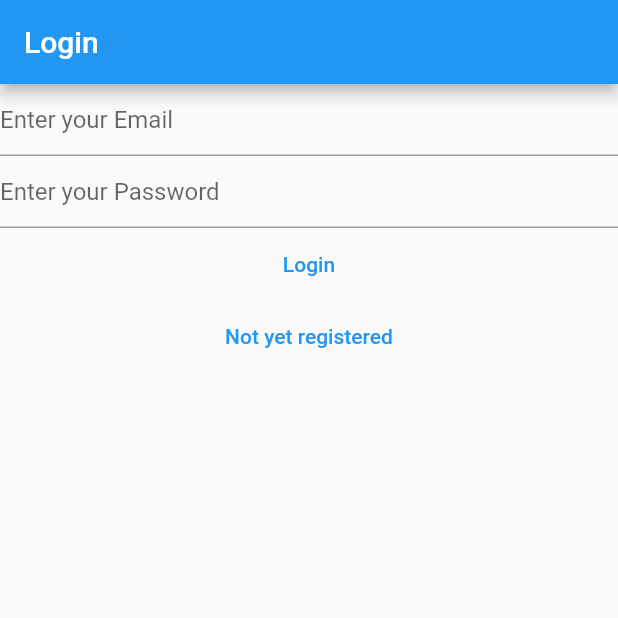
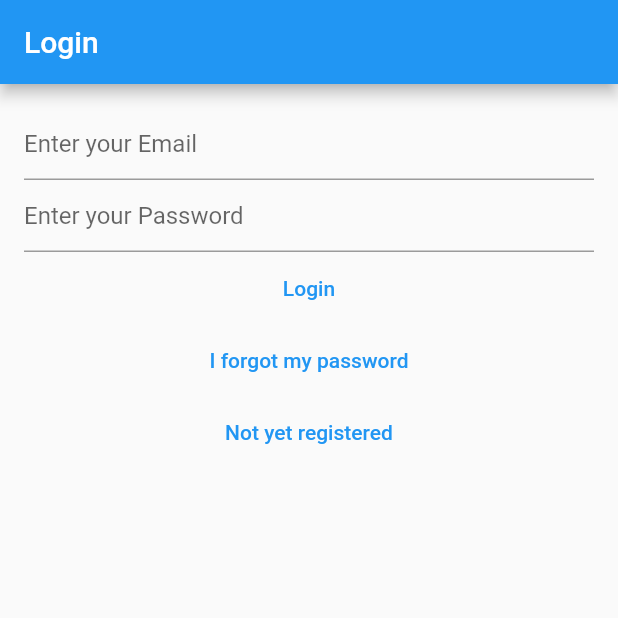
Before and after one commit to R-Kibet/flutter_dev, a Flutter app: the screen it shows after launch, on a phone screen of 412 x 824 dp, the top half of it. Run offline on Flutter 3.47's test engine with Material 2 defaults, Android fonts, the light colour scheme and no system bars; our stand-ins replace bloc, cloud_firestore, equatable, firebase_auth, firebase_core, flutter_bloc and 2 more; missing offline and left inert: dart:ffi; accounts and stored records are empty.

Commit message:
forgot password

```diff
--- a/lib/main.dart
+++ b/lib/main.dart
@@ -5,6 +5,7 @@ import 'package:trial/services/auth/block/auth_bloc.dart';
 import 'package:trial/services/auth/block/auth_events.dart';
 import 'package:trial/services/auth/block/auth_state.dart';
 import 'package:trial/services/auth/firebase_auth_provider.dart';
+import 'package:trial/view/forgot_pasword_view.dart';
 import 'package:trial/view/login_view.dart';
 import 'package:trial/view/notes/create_update_notes_view.dart';
 import 'package:trial/view/notes/notes_view.dart';
@@ -60,6 +61,8 @@ class Homepage extends StatelessWidget {
           return const verifyEmail();
         }else if (state is AuthStateLoggedOut) {
           return const LoginView();
+        }else if (state is AuthStateForgotPassword){
+          return const ForgotPasswordView();
         }else if (state is AuthStateRegistering){
          return const RegisterView();
         }else {
--- a/lib/services/auth/auth_provider.dart
+++ b/lib/services/auth/auth_provider.dart
@@ -17,4 +17,5 @@ abstract class AuthProvider{
 });
   Future<void> sendEmailVerification();
   Future<void> logout();
+  Future<void> sendPasswordReset({required String toEmail});
 }
--- a/lib/services/auth/auth_service.dart
+++ b/lib/services/auth/auth_service.dart
@@ -39,4 +39,8 @@ class AuthService implements AuthProvider {
 
   @override
   Future<void> initialize() => provider.initialize();
+
+  @override
+  Future<void> sendPasswordReset({required String toEmail}) =>
+      provider.sendPasswordReset(toEmail: toEmail);
 }
--- a/lib/services/auth/block/auth_events.dart
+++ b/lib/services/auth/block/auth_events.dart
@@ -37,6 +37,11 @@ class AUthEventShouldRegister extends AuthEvent{
   const AUthEventShouldRegister();
 }
 
+class AuthEventForgotPassword extends AuthEvent{
+  final String? email;
+  const AuthEventForgotPassword({this.email});
+}
+
 class AuthEventLoggOut extends AuthEvent {
   const AuthEventLoggOut();
 }
--- a/lib/services/auth/block/auth_state.dart
+++ b/lib/services/auth/block/auth_state.dart
@@ -43,6 +43,16 @@ class AuthStateNeedsVerification extends AuthState {
       : super(isLoading: isLoading);
 }
 
+class AuthStateForgotPassword extends AuthState {
+  final Exception? exception;
+  final bool hasSentEmail;
+
+  const AuthStateForgotPassword({
+    required this.exception,
+    required this.hasSentEmail,
+    required bool isLoading,
+  }) : super(isLoading: isLoading);
+}
 class AuthStateLoggedOut extends AuthState with EquatableMixin {
   final Exception? exception;
   const AuthStateLoggedOut({
--- a/lib/view/login_view.dart
+++ b/lib/view/login_view.dart
@@ -46,7 +46,8 @@ class _LoginViewState extends State<LoginView> {
         /// generic auth exception
         if (state is AuthStateLoggedOut) {
           if (state.exception is UserNotFoundAuthException) {
-            await showErrorDialog(context, "User not found");
+            await showErrorDialog(context,
+                "Cannot find user with entered credentials");
           } else if (state.exception is WrongPassAuthException) {
             await showErrorDialog(context, "Wrong credential");
           } else if (state.exception is GenericAuthException) {
@@ -58,7 +59,9 @@ class _LoginViewState extends State<LoginView> {
         appBar: AppBar(
           title: const Text("Login"),
         ),
-        body: Column(
+        body: Padding(
+          padding: const EdgeInsets.all(16.0),
+          child: Column(
             children: [
               TextField(
                 controller: _email,
@@ -94,6 +97,13 @@ class _LoginViewState extends State<LoginView> {
               TextButton(
                   onPressed: () {
                     context.read<AuthBloc>().add(
+                        const AuthEventForgotPassword(),
+                    );
+                  },
+                  child: const Text("I forgot my password")),
+              TextButton(
+                  onPressed: () {
+                    context.read<AuthBloc>().add(
                       const AUthEventShouldRegister(),
                     );
                   },
@@ -101,6 +111,7 @@ class _LoginViewState extends State<LoginView> {
             ],
           ),
         ),
+      ),
     );
   }
 }
```
Also changed, not shown: lib/services/auth/block/auth_bloc.dart (+43 -0 lines), lib/services/auth/firebase_auth_provider.dart (+18 -0 lines), lib/utilities/dialogs/password_reset_email_sent_dialog.dart (added, +13 -0 lines), lib/view/forgot_pasword_view.dart (added, +84 -0 lines), lib/view/register_view.dart (+6 -1 lines), 1 other file. Lines whose indentation alone changed are shown as unchanged.
